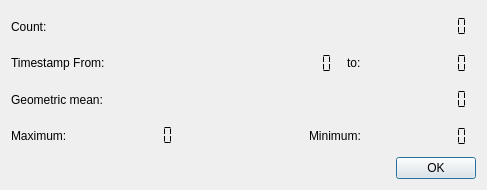
Old version of the form statisticsdialog.ui in the repository IMbackK/TelsysMaster.
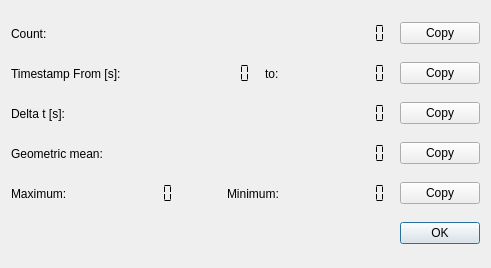
New version of the form.

```diff
--- a/statisticsdialog.ui
+++ b/statisticsdialog.ui
@@ -6,8 +6,8 @@
    <rect>
     <x>0</x>
     <y>0</y>
-    <width>487</width>
-    <height>190</height>
+    <width>491</width>
+    <height>268</height>
    </rect>
   </property>
   <property name="windowTitle">
@@ -42,6 +42,19 @@
        </property>
       </widget>
      </item>
+     <item>
+      <widget class="QPushButton" name="pushButton_1">
+       <property name="sizePolicy">
+        <sizepolicy hsizetype="Fixed" vsizetype="Fixed">
+         <horstretch>0</horstretch>
+         <verstretch>0</verstretch>
+        </sizepolicy>
+       </property>
+       <property name="text">
+        <string>Copy</string>
+       </property>
+      </widget>
+     </item>
     </layout>
    </item>
    <item>
@@ -49,7 +62,7 @@
      <item>
       <widget class="QLabel" name="label">
        <property name="text">
-        <string>Timestamp From:</string>
+        <string>Timestamp From [s]:</string>
        </property>
       </widget>
      </item>
@@ -104,6 +117,62 @@
        </property>
       </widget>
      </item>
+     <item>
+      <widget class="QPushButton" name="pushButton_2">
+       <property name="sizePolicy">
+        <sizepolicy hsizetype="Fixed" vsizetype="Fixed">
+         <horstretch>0</horstretch>
+         <verstretch>0</verstretch>
+        </sizepolicy>
+       </property>
+       <property name="text">
+        <string>Copy</string>
+       </property>
+      </widget>
+     </item>
+    </layout>
+   </item>
+   <item>
+    <layout class="QHBoxLayout" name="horizontalLayout_6">
+     <item>
+      <widget class="QLabel" name="label_8">
+       <property name="text">
+        <string>Delta t [s]:</string>
+       </property>
+      </widget>
+     </item>
+     <item>
+      <widget class="QLCDNumber" name="lcdNumber_deltaT">
+       <property name="sizePolicy">
+        <sizepolicy hsizetype="Fixed" vsizetype="Minimum">
+         <horstretch>0</horstretch>
+         <verstretch>0</verstretch>
+        </sizepolicy>
+       </property>
+       <property name="frameShape">
+        <enum>QFrame::NoFrame</enum>
+       </property>
+       <property name="digitCount">
+        <number>10</number>
+       </property>
+       <property name="segmentStyle">
+        <enum>QLCDNumber::Flat</enum>
+       </property>
+      </widget>
+     </item>
+     <item>
+      <widget class="QPushButton" name="pushButton_3">
+       <property name="sizePolicy">
+        <sizepolicy hsizetype="Fixed" vsizetype="Fixed">
+         <horstretch>0</horstretch>
+         <verstretch>0</verstretch>
+        </sizepolicy>
+       </property>
+       <property name="text">
+        <string>Copy</string>
+       </property>
+      </widget>
+     </item>
     </layout>
    </item>
    <item>
@@ -134,6 +203,19 @@
        </property>
       </widget>
      </item>
+     <item>
+      <widget class="QPushButton" name="pushButton_4">
+       <property name="sizePolicy">
+        <sizepolicy hsizetype="Fixed" vsizetype="Fixed">
+         <horstretch>0</horstretch>
+         <verstretch>0</verstretch>
+        </sizepolicy>
+       </property>
+       <property name="text">
+        <string>Copy</string>
+       </property>
+      </widget>
+     </item>
     </layout>
    </item>
    <item>
@@ -203,6 +285,13 @@
        </property>
       </widget>
      </item>
+     <item>
+      <widget class="QPushButton" name="pushButton_5">
+       <property name="text">
+        <string>Copy</string>
+       </property>
+      </widget>
+     </item>
     </layout>
    </item>
    <item>
```
